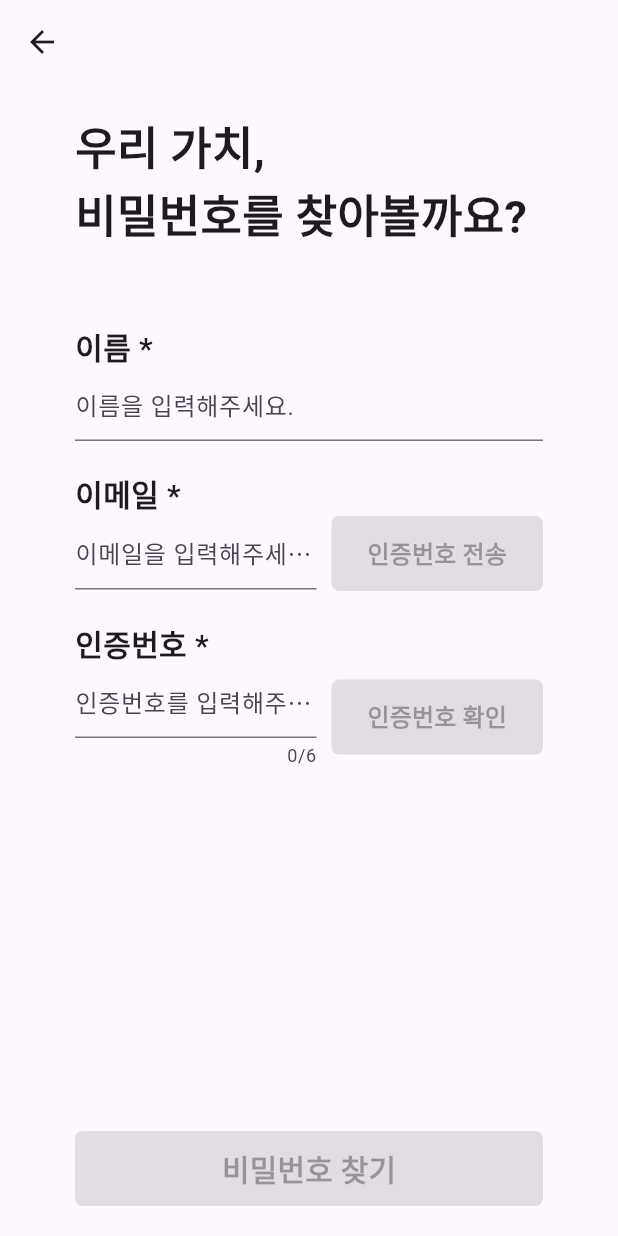
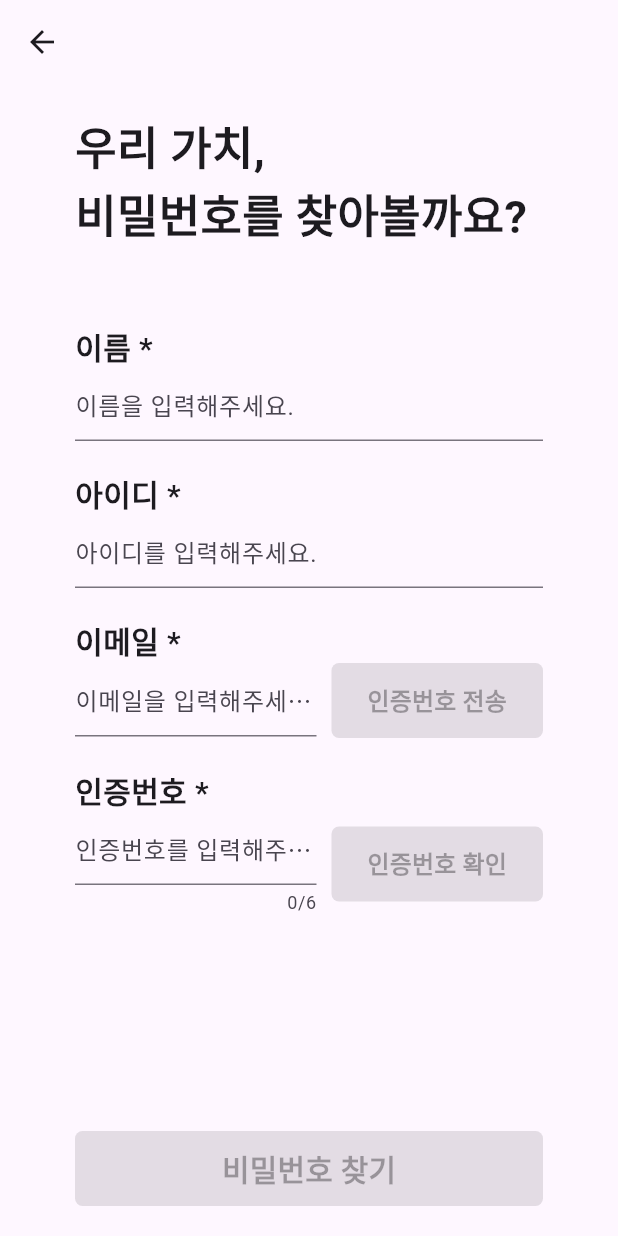
Before and after one commit to lee-giho/gachi_janchi, a Flutter app: the FindPasswordScreen screen opened directly, on a phone screen of 412 x 824 dp. Run offline on Flutter 3.47's test engine with Material 3 defaults, Android fonts, the phone set to English and light mode, and no system bars; our stand-ins replace cookie_jar, dio, dio_cookie_manager, flutter_dotenv, flutter_secure_storage, google_sign_in and 1 more; missing offline and left inert: flutter_naver_login, flutter_naver_map, qr_code_scanner_plus; accounts and stored records are empty.

Commit message:
Add ID entry on find password screen

```diff
--- a/front/lib/screens/find_password_screen.dart
+++ b/front/lib/screens/find_password_screen.dart
@@ -31,13 +31,15 @@ class _FindPasswordState extends State<FindPasswordScreen> {
     dio.interceptors.add(CookieManager(cookieJar)); // CookieManager 추가
   }
 
-  // 이름 & 이메일 & 인증번호 입력 값 저장
+  // 이름 & 아이디 & 이메일 & 인증번호 입력 값 저장
   var nameController = TextEditingController();
+  var idController = TextEditingController();
   var emailController = TextEditingController();
   var codeController = TextEditingController();
 
-  // 이름 & 이메일 & 인증번호 FocusNode
+  // 이름 & 아이디 & 이메일 & 인증번호 FocusNode
   FocusNode nameFocus = FocusNode();
+  FocusNode idFocus = FocusNode();
   FocusNode emailFocus = FocusNode();
   FocusNode codeFocus = FocusNode();
 
@@ -191,6 +193,39 @@ class _FindPasswordState extends State<FindPasswordScreen> {
     return "$minutes:$secs";
   }
 
+  // 비밀번호 찾기 요청 함수
+  Future<void> findPassword() async {
+    final name = nameController.text;
+    final id = idController.text;
+    final email = emailController.text;
+
+    // .env에서 서버 URL 가져오기
+    final apiAddress = Uri.parse("${dotenv.get("API_ADDRESS")}/api/auth/id?name=${name}&email=${email}");
+    final headers = {'Content-Type': 'application/json'};
+
+    try {
+      final response = await http.patch(
+        apiAddress,
+        headers: headers,
+        body: json.encode({
+          'name': name,
+          'id': id,
+          'email': email
+        })
+      );
+
+      if (response.statusCode == 200) {
+        // 비밀번호 찾기 성공 처리
+        print("비밀번호 찾기 요청 성공");
+      }
+    } catch (e) {
+      // 예외 처리
+      ScaffoldMessenger.of(context).showSnackBar(
+        SnackBar(content: Text("네트워크 오류: ${e.toString()}"))
+      );
+    }
+  }
+
   @override
   void dispose() {
     timer?.cancel(); // 화면 종료 시 타이머 취소
@@ -265,6 +300,33 @@ class _FindPasswordState extends State<FindPasswordScreen> {
                                           },
                                           decoration: const InputDecoration(
                                             hintText: "이름을 입력해주세요."
+                                          ),
+                                        )
+                                      ],
+                                    ),
+                                  ),
+                                  Container( // 아이디 입력 부분
+                                    margin: const EdgeInsets.fromLTRB(0, 0, 0, 20),
+                                    child: Column(
+                                      crossAxisAlignment: CrossAxisAlignment.start,
+                                      children: [
+                                        const Text(
+                                          "아이디 *",
+                                          style: TextStyle(
+                                            fontSize: 20,
+                                            fontWeight: FontWeight.bold
+                                          ),
+                                        ),
+                                        TextFormField(
+                                          controller: idController,
+                                          focusNode: idFocus,
+                                          keyboardType: TextInputType.text,
+                                          autovalidateMode: AutovalidateMode.onUserInteraction,
+                                          validator: (value) {
+                                            return CheckValidate().validateName(value);
+                                          },
+                                          decoration: const InputDecoration(
+                                            hintText: "아이디를 입력해주세요."
                                           ),
                                         )
                                       ],
```
